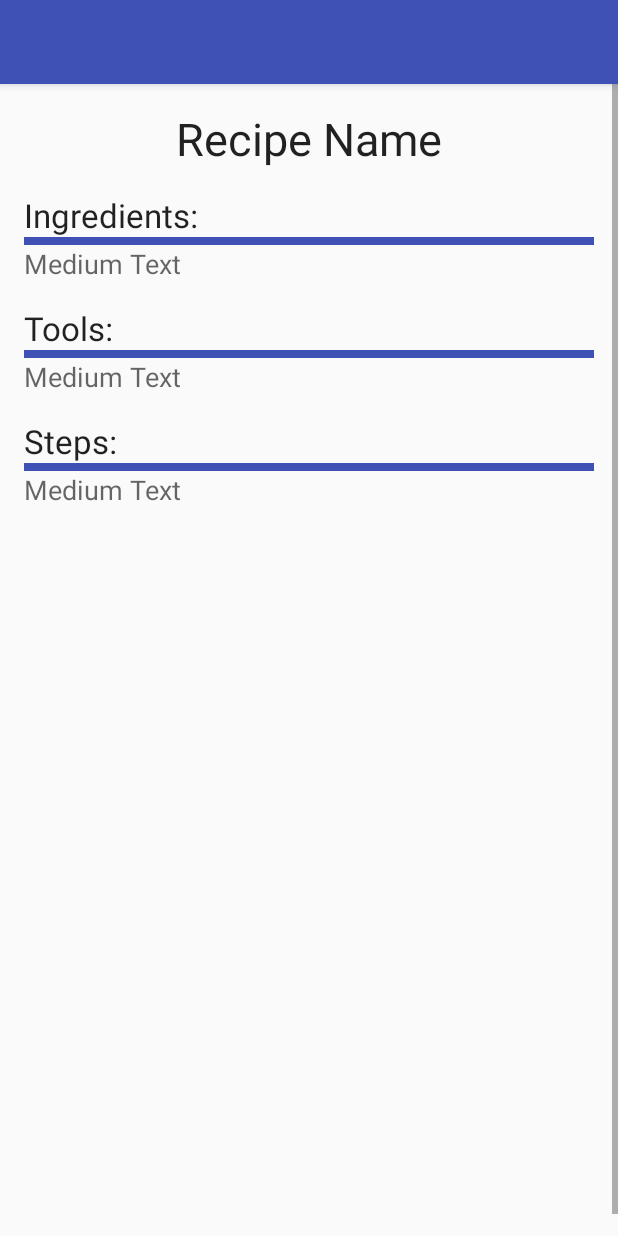
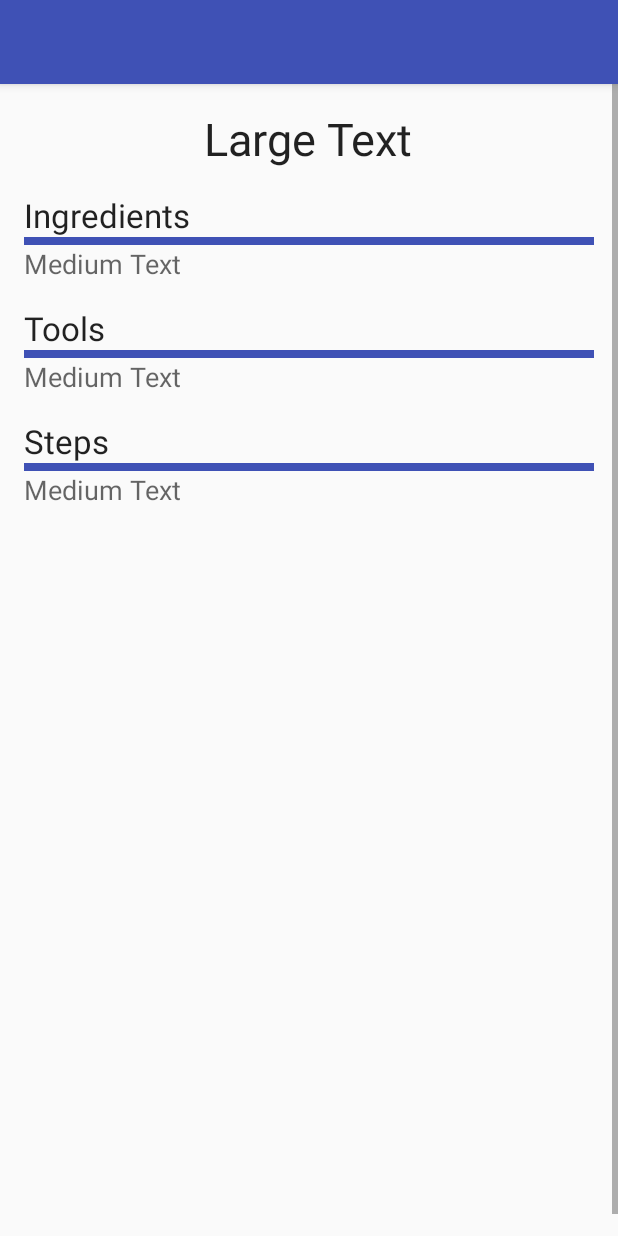
Before and after one commit to shawndur/MealDesigner, an Android app: the layout activity_recipe_info.xml on its own in the app's theme, with its tools: preview values and no code run, on a phone screen of 412 x 824 dp. Run offline under Robolectric (Android 15) with nearby library versions, the light colour scheme and no system bars.

Commit message:
Moved hardcoded strings to the string resource

```diff
--- a/app/src/main/res/layout/activity_recipe_info.xml
+++ b/app/src/main/res/layout/activity_recipe_info.xml
@@ -26,7 +26,7 @@
                 android:layout_height="wrap_content"
                 android:layout_gravity="center"
                 android:textAppearance="?android:attr/textAppearanceLarge"
-                android:text="Recipe Name"
+                android:text="Large Text"
                 android:id="@+id/recipe_name_text"
                 android:textSize="30sp"/>
 
@@ -35,7 +35,7 @@
                 android:layout_width="wrap_content"
                 android:layout_height="wrap_content"
                 android:textAppearance="?android:attr/textAppearanceLarge"
-                android:text="Ingredients:"
+                android:text="@string/ingredients"
                 android:layout_marginTop="@dimen/activity_vertical_margin"/>
 
             <View
@@ -55,7 +55,7 @@
                 android:layout_width="wrap_content"
                 android:layout_height="wrap_content"
                 android:textAppearance="?android:attr/textAppearanceLarge"
-                android:text="Tools:"
+                android:text="@string/tools"
                 android:layout_marginTop="@dimen/activity_vertical_margin"/>
 
             <View
@@ -75,7 +75,7 @@
                 android:layout_width="wrap_content"
                 android:layout_height="wrap_content"
                 android:textAppearance="?android:attr/textAppearanceLarge"
-                android:text="Steps:"
+                android:text="@string/steps"
                 android:layout_marginTop="@dimen/activity_vertical_margin"/>
 
             <View
--- a/app/src/main/res/values/strings.xml
+++ b/app/src/main/res/values/strings.xml
@@ -13,6 +13,9 @@
     <string name="applogo">AppLogo</string>
     <string name="action_settings">Settings</string>
     <string name="recipe_info">Recipe Info</string>
+    <string name="steps">Steps</string>
+    <string name="ingredients">Ingredients</string>
+    <string name="tools">Tools</string>
 
     <!-- TODO: Remove or change this placeholder text -->
     <string name="hello_blank_fragment">Hello blank fragment</string>
```
